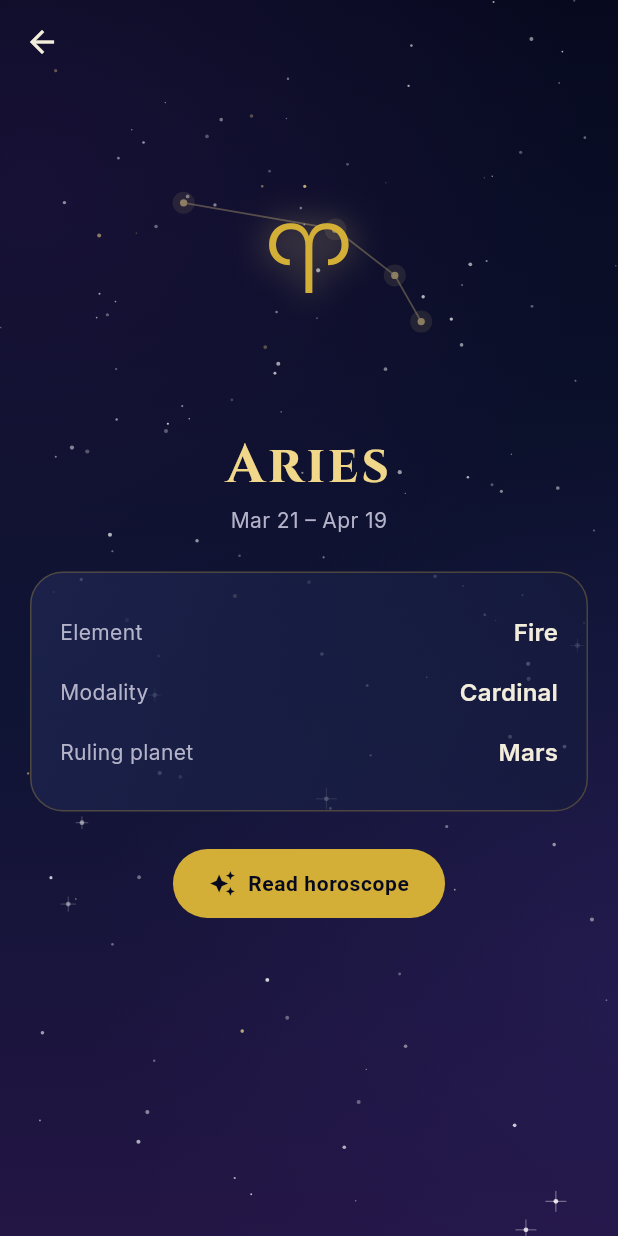
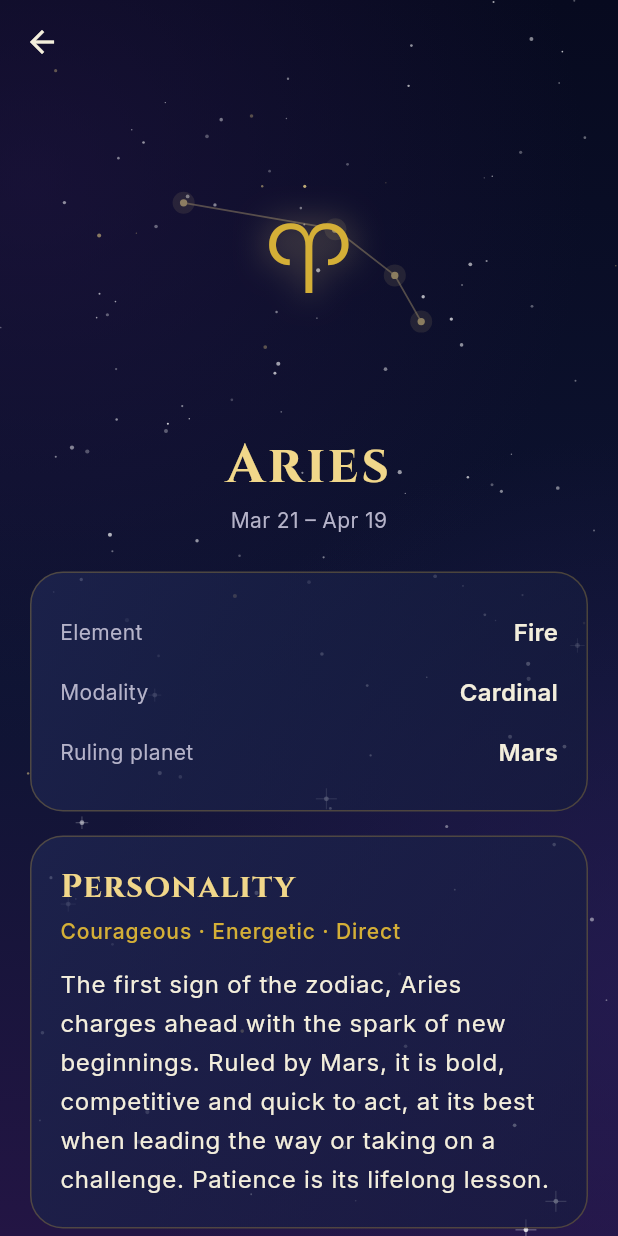
Before and after one commit to piotrkovsy1331/MyHoroscopeApp, a Flutter app: the SignDetailPage screen opened directly with empty values, on a phone screen of 412 x 824 dp. Run offline on Flutter 3.47's test engine with Material 3 defaults, Android fonts, the phone set to English and light mode, and no system bars; our stand-ins replace bloc_concurrency, equatable, flutter_bloc, get_it, go_router, shared_preferences; accounts and stored records are empty.

Commit message:
feat: add zodiac sign characteristics
- App-authored personality portrait and keywords for all 12 signs
  (ARB-localized static content, no external source involved)
- Personality card on the sign detail page
- Tests: content completeness/uniqueness, detail page rendering

Co-Authored-By: Claude Opus 5.5 <noreply@anthropic.com>

```diff
--- a/lib/core/localization/arb/app_en.arb
+++ b/lib/core/localization/arb/app_en.arb
@@ -84,6 +84,31 @@
   "signDetailRuler": "Ruling planet",
   "signDetailDates": "Dates",
   "signDetailReadHoroscope": "Read horoscope",
+  "signDetailPersonality": "Personality",
+  "signAriesKeywords": "Courageous · Energetic · Direct",
+  "signAriesDescription": "The first sign of the zodiac, Aries charges ahead with the spark of new beginnings. Ruled by Mars, it is bold, competitive and quick to act, at its best when leading the way or taking on a challenge. Patience is its lifelong lesson.",
+  "signTaurusKeywords": "Steady · Sensual · Loyal",
+  "signTaurusDescription": "Taurus values comfort, beauty and things that last. Ruled by Venus, it moves at its own unhurried pace, building security through patience and persistence. Dependable and devoted, it can also be wonderfully stubborn.",
+  "signGeminiKeywords": "Curious · Witty · Adaptable",
+  "signGeminiDescription": "Gemini lives for ideas, conversation and variety. Ruled by Mercury, it learns fast, connects people and sees every side of a story. Its restless mind thrives on novelty, though focus can be a challenge.",
+  "signCancerKeywords": "Caring · Intuitive · Protective",
+  "signCancerDescription": "Cancer is the zodiac's nurturer, guided by the Moon and deep feeling. It treasures home, family and memories, and protects loved ones fiercely. Beneath its sensitive shell lies remarkable emotional strength.",
+  "signLeoKeywords": "Warm · Generous · Expressive",
+  "signLeoDescription": "Ruled by the Sun, Leo shines with warmth, creativity and confidence. It loves to celebrate, to perform and to lift others up with big-hearted loyalty. Recognition fuels it, and pride can be its blind spot.",
+  "signVirgoKeywords": "Thoughtful · Precise · Helpful",
+  "signVirgoDescription": "Virgo notices the details others miss. Ruled by Mercury, it brings clear thinking, practical skill and a genuine wish to be useful. It strives for improvement in everything, and learning to be gentle with itself matters.",
+  "signLibraKeywords": "Harmonious · Charming · Fair",
+  "signLibraDescription": "Libra seeks balance, beauty and fairness in every relationship. Ruled by Venus, it is diplomatic, sociable and gifted at seeing both sides. Decisions can take time, because it wants the outcome to feel right for everyone.",
+  "signScorpioKeywords": "Intense · Loyal · Perceptive",
+  "signScorpioDescription": "Scorpio feels everything deeply and sees beneath the surface. Associated with Pluto and Mars, it is magnetic, determined and fiercely loyal. It values trust above all, and its power lies in transformation.",
+  "signSagittariusKeywords": "Adventurous · Optimistic · Free-spirited",
+  "signSagittariusDescription": "Sagittarius is the zodiac's explorer, always seeking the next horizon. Ruled by Jupiter, it is enthusiastic, philosophical and honest to the point of bluntness. Freedom and meaning keep its fire burning.",
+  "signCapricornKeywords": "Ambitious · Disciplined · Responsible",
+  "signCapricornDescription": "Capricorn climbs steadily toward its goals. Ruled by Saturn, it is practical, patient and serious about its commitments, with a dry sense of humour. Success is built step by step, and rest must be earned and learned.",
+  "signAquariusKeywords": "Original · Independent · Humanitarian",
+  "signAquariusDescription": "Aquarius thinks ahead of its time. Associated with Uranus and Saturn, it is inventive, principled and devoted to friends and causes. It prizes independence and may seem detached, yet it cares about the bigger picture.",
+  "signPiscesKeywords": "Imaginative · Compassionate · Dreamy",
+  "signPiscesDescription": "The final sign, Pisces flows between reality and imagination. Associated with Neptune and Jupiter, it is empathetic, artistic and deeply intuitive. It absorbs the feelings around it, so healthy boundaries help it thrive.",
   "horoscopeTitle": "{sign} horoscope",
   "@horoscopeTitle": {
     "placeholders": {
--- a/lib/features/zodiac/presentation/pages/sign_detail_page.dart
+++ b/lib/features/zodiac/presentation/pages/sign_detail_page.dart
@@ -3,6 +3,7 @@ import 'package:go_router/go_router.dart';
 
 import '../../../../core/localization/l10n_extension.dart';
 import '../../../../core/router/app_routes.dart';
+import '../../../../core/theme/app_colors.dart';
 import '../../../../core/widgets/constellation_view.dart';
 import '../../../../core/widgets/fade_slide_in.dart';
 import '../../../../core/widgets/glass_card.dart';
@@ -81,9 +82,36 @@ class SignDetailPage extends StatelessWidget {
               ),
             ),
           ),
+          const SizedBox(height: 16),
+          FadeSlideIn(
+            delay: const Duration(milliseconds: 250),
+            child: GlassCard(
+              child: Column(
+                crossAxisAlignment: CrossAxisAlignment.start,
+                children: [
+                  Text(
+                    l10n.signDetailPersonality,
+                    style: theme.textTheme.titleLarge,
+                  ),
+                  const SizedBox(height: 6),
+                  Text(
+                    sign.localizedKeywords(l10n),
+                    style: theme.textTheme.labelLarge?.copyWith(
+                      color: AppColors.gold,
+                    ),
+                  ),
+                  const SizedBox(height: 12),
+                  Text(
+                    sign.localizedDescription(l10n),
+                    style: theme.textTheme.bodyLarge,
+                  ),
+                ],
+              ),
+            ),
+          ),
           const SizedBox(height: 24),
           FadeSlideIn(
-            delay: const Duration(milliseconds: 300),
+            delay: const Duration(milliseconds: 350),
             child: Center(
               child: FilledButton.icon(
                 onPressed: () => context.push(AppRoutes.horoscope(sign.id)),
```
Also changed, not shown: lib/features/zodiac/presentation/zodiac_l10n.dart (+31 -0 lines), lib/core/localization/generated/app_localizations.dart, lib/core/localization/generated/app_localizations_en.dart, 1 other file.
